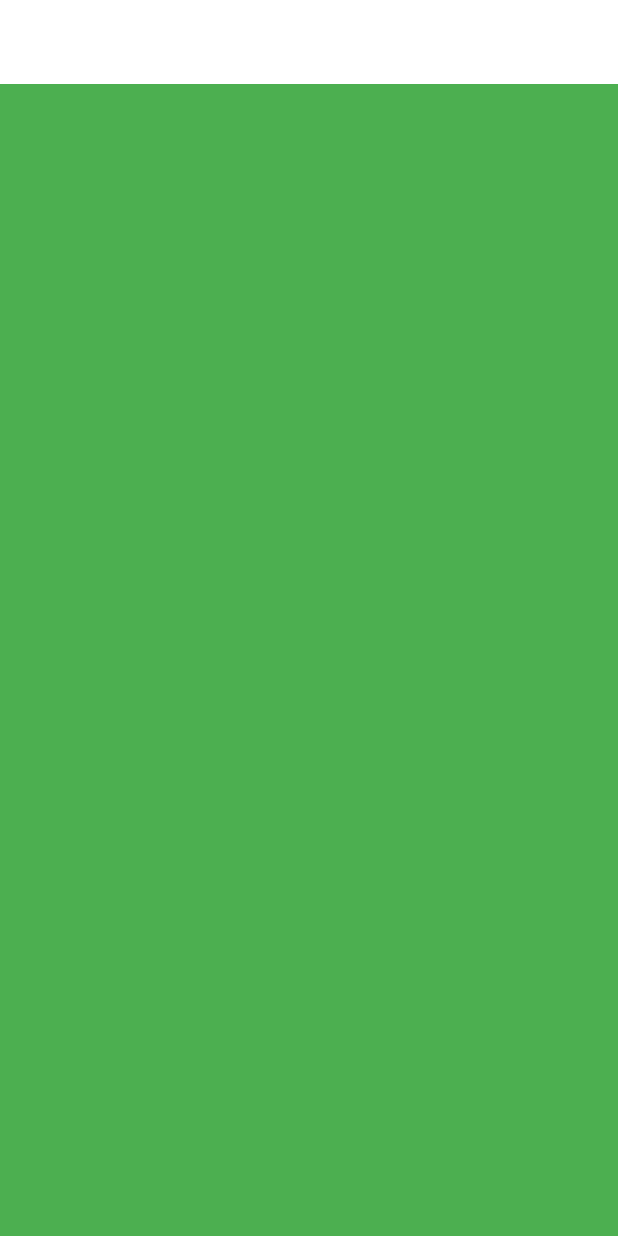
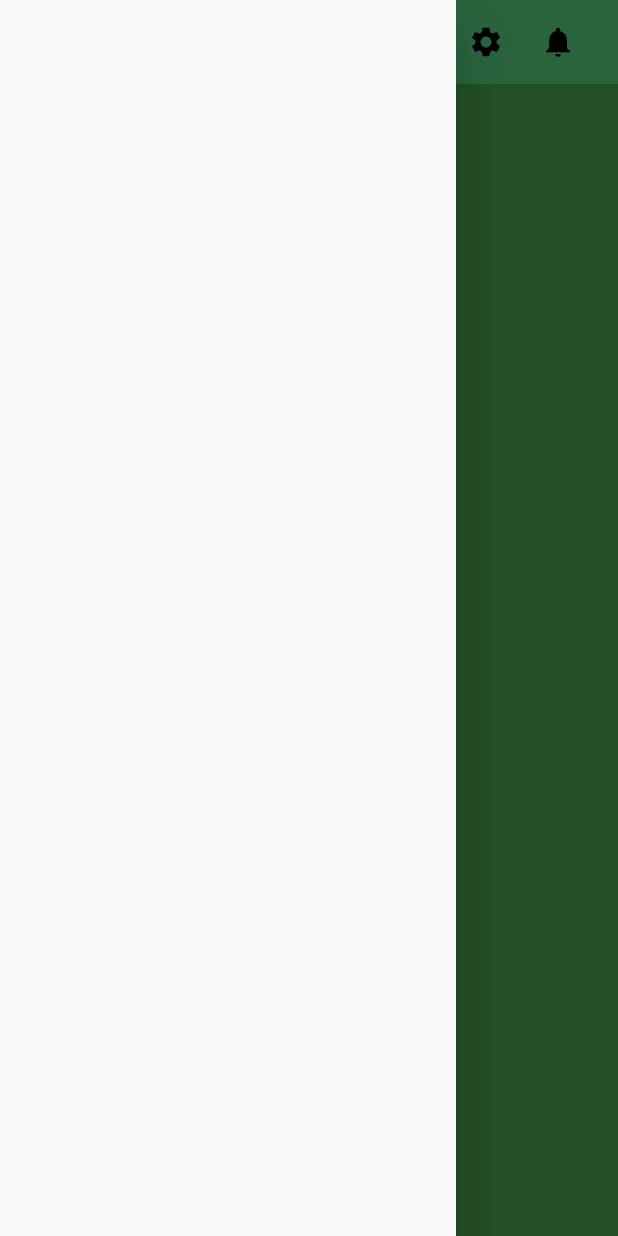
Before and after one commit to tbelyeu/ChefGPT, a Flutter app: the screen it shows after launch, with the side drawer open (before the commit the screen has no drawer), on a phone screen of 412 x 824 dp. Run offline on Flutter 3.47's test engine with Material 2 defaults, Android fonts, the phone set to English and light mode, and no system bars; our stand-ins replace get, google_fonts.

Commit message:
NavBar layout implemented
NavBar 66% done, will need to wait for firebase authentication before it can be completed

```diff
--- a/lib/layout.dart
+++ b/lib/layout.dart
@@ -1,18 +1,19 @@
 import 'package:chefgpt/helpers/responsiveness.dart';
 import 'package:chefgpt/widgets/large_screen.dart';
 import 'package:chefgpt/widgets/small_screen.dart';
+import 'package:chefgpt/widgets/top_nav.dart';
 import 'package:flutter/material.dart';
 
 class SiteLayout extends StatelessWidget {
-  const SiteLayout({super.key});
+  SiteLayout({super.key});
+  final GlobalKey<ScaffoldState> scaffoldKey = GlobalKey();
 
   @override
   Widget build(BuildContext context) {
     return Scaffold(
-      appBar: AppBar(
-        elevation: 0,
-        backgroundColor: Colors.white,
-      ),
+      key: scaffoldKey,
+      appBar: topNavigationBar(context, scaffoldKey),
+      drawer: Drawer(),
       body: const ResponsiveWidget(
         largeScreen: LargeScreen(),
         mediumScreen: LargeScreen(),
--- a/lib/main.dart
+++ b/lib/main.dart
@@ -29,7 +29,7 @@ class MyApp extends StatelessWidget {
         }),
         primaryColor: Colors.blue,
       ),
-      home: const SiteLayout(),
+      home: SiteLayout(),
     );
   }
 }
--- /dev/null
+++ b/lib/widgets/custom_text.dart
@@ -0,0 +1,22 @@
+import 'package:flutter/material.dart';
+
+class CustomText extends StatelessWidget {
+  final String text;
+  final double size;
+  final Color color;
+  final FontWeight weight;
+  const CustomText(
+      {super.key,
+      required this.text,
+      required this.size,
+      required this.color,
+      required this.weight});
+
+  @override
+  Widget build(BuildContext context) {
+    return Text(
+      text,
+      style: TextStyle(fontSize: size, color: color, fontWeight: weight),
+    );
+  }
+}
--- /dev/null
+++ b/lib/widgets/top_nav.dart
@@ -0,0 +1,56 @@
+import 'package:chefgpt/constants/style.dart';
+import 'package:chefgpt/helpers/responsiveness.dart';
+import 'package:chefgpt/widgets/custom_text.dart';
+import 'package:chefgpt/widgets/navbar_user.dart';
+import 'package:flutter/material.dart';
+
+AppBar topNavigationBar(BuildContext context, GlobalKey<ScaffoldState> key) =>
+    AppBar(
+      leading: !ResponsiveWidget.isSmallScreen(context)
+          ? Row(
+              children: [
+                Container(
+                  padding: const EdgeInsets.only(left: 14),
+                  child: Image.asset(
+                    "icons/hat2.png",
+                    width: 32,
+                  ),
+                )
+              ],
+            )
+          : IconButton(
+              icon: const Icon(Icons.menu),
+              onPressed: () {
+                key.currentState!.openDrawer();
+              },
+            ),
+      elevation: 0,
+      backgroundColor: pastelGreen,
+      title: Row(children: [
+        const Visibility(
+          child: CustomText(
+            text: "ChefGPT",
+            color: dark,
+            size: 25,
+            weight: FontWeight.w600,
+          ),
+        ),
+        Expanded(child: Container()),
+        IconButton(
+          icon: const Icon(
+            Icons.settings,
+            color: dark,
+          ),
+          onPressed: () {},
+        ),
+        IconButton(
+          icon: const Icon(
+            Icons.notifications,
+            color: dark,
+          ),
+          onPressed: () {},
+        ),
+        const NavBarUser(),
+      ]),
+      iconTheme: const IconThemeData(color: dark),
+    );
--- a/pubspec.yaml
+++ b/pubspec.yaml
@@ -64,6 +64,8 @@ flutter:
   # assets:
   #   - images/a_dot_burr.jpeg
   #   - images/a_dot_ham.jpeg
+  assets:
+    - assets/icons/
 
   # An image asset can refer to one or more resolution-specific "variants", see
   # https://flutter.dev/assets-and-images/#resolution-aware
```
Also changed, not shown: lib/widgets/navbar_user.dart (added, +44 -0 lines), assets/icons/hat.png (added), assets/icons/hat2.png (added), assets/icons/logo.png (added).
